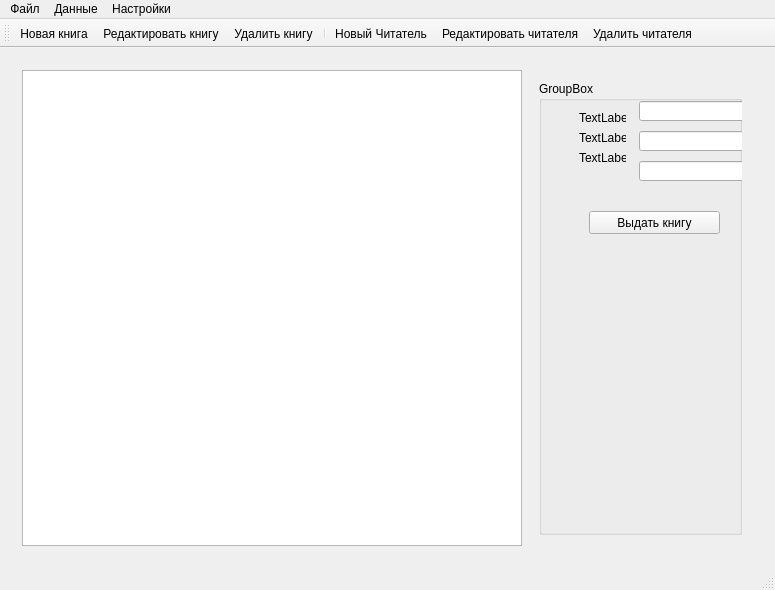
Above: mainwindow.ui from LadyzRoman/LibraryManagementApp before the change. Below: the same form after it.
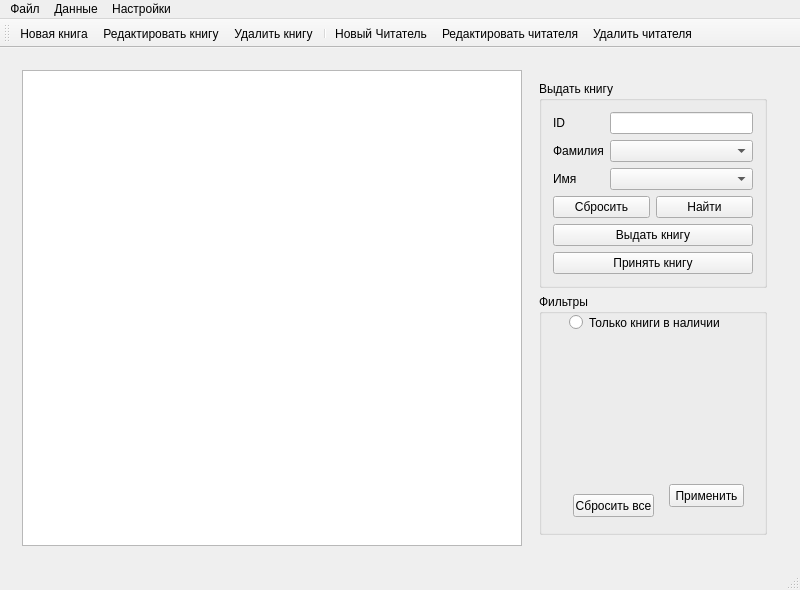
That is the form after the change. The open tabs and pages were chosen to show the change.

```diff
--- a/mainwindow.ui
+++ b/mainwindow.ui
@@ -6,10 +6,16 @@
    <rect>
     <x>0</x>
     <y>0</y>
-    <width>775</width>
+    <width>800</width>
     <height>584</height>
    </rect>
   </property>
+  <property name="minimumSize">
+   <size>
+    <width>800</width>
+    <height>0</height>
+   </size>
+  </property>
   <property name="windowTitle">
    <string>MainWindow</string>
   </property>
@@ -269,11 +275,11 @@
            <number>1</number>
           </property>
           <widget class="QWidget" name="bookInfo">
-           <layout class="QHBoxLayout" name="horizontalLayout_2">
+           <layout class="QVBoxLayout" name="verticalLayout_2">
             <item>
              <widget class="QGroupBox" name="groupBox_2">
               <property name="sizePolicy">
-               <sizepolicy hsizetype="MinimumExpanding" vsizetype="MinimumExpanding">
+               <sizepolicy hsizetype="MinimumExpanding" vsizetype="Minimum">
                 <horstretch>0</horstretch>
                 <verstretch>0</verstretch>
                </sizepolicy>
@@ -291,89 +297,123 @@
                </size>
               </property>
               <property name="title">
-               <string>GroupBox</string>
+               <string>Выдать книгу</string>
               </property>
-              <widget class="QPushButton" name="reload">
+              <layout class="QGridLayout" name="gridLayout_4">
+               <item row="0" column="0">
+                <widget class="QLabel" name="label_3">
+                 <property name="text">
+                  <string>ID</string>
+                 </property>
+                </widget>
+               </item>
+               <item row="1" column="0">
+                <widget class="QLabel" name="label_2">
+                 <property name="text">
+                  <string>Фамилия</string>
+                 </property>
+                </widget>
+               </item>
+               <item row="0" column="1">
+                <widget class="QLineEdit" name="idLine"/>
+               </item>
+               <item row="2" column="0">
+                <widget class="QLabel" name="Label">
+                 <property name="text">
+                  <string>Имя</string>
+                 </property>
+                </widget>
+               </item>
+               <item row="1" column="1">
+                <widget class="QComboBox" name="lastNameCombo"/>
+               </item>
+               <item row="2" column="1">
+                <widget class="QComboBox" name="firstNameCombo"/>
+               </item>
+               <item row="3" column="0" colspan="2">
+                <layout class="QHBoxLayout" name="horizontalLayout_2">
+                 <item>
+                  <widget class="QPushButton" name="resetButton">
+                   <property name="text">
+                    <string>Сбросить</string>
+                   </property>
+                  </widget>
+                 </item>
+                 <item>
+                  <widget class="QPushButton" name="findButton">
+                   <property name="text">
+                    <string>Найти</string>
+                   </property>
+                  </widget>
+                 </item>
+                </layout>
+               </item>
+               <item row="4" column="0" colspan="2">
+                <widget class="QPushButton" name="borrowButton">
+                 <property name="text">
+                  <string>Выдать книгу</string>
+                 </property>
+                </widget>
+               </item>
+               <item row="5" column="0" colspan="2">
+                <widget class="QPushButton" name="returnButton">
+                 <property name="text">
+                  <string>Принять книгу</string>
+                 </property>
+                </widget>
+               </item>
+              </layout>
+             </widget>
+            </item>
+            <item>
+             <widget class="QGroupBox" name="groupBox_4">
+              <property name="sizePolicy">
+               <sizepolicy hsizetype="Preferred" vsizetype="MinimumExpanding">
+                <horstretch>0</horstretch>
+                <verstretch>0</verstretch>
+               </sizepolicy>
+              </property>
+              <property name="title">
+               <string>Фильтры</string>
+              </property>
+              <widget class="QPushButton" name="pushButton_3">
                <property name="geometry">
                 <rect>
-                 <x>50</x>
-                 <y>130</y>
-                 <width>131</width>
+                 <x>130</x>
+                 <y>190</y>
+                 <width>75</width>
                  <height>23</height>
                 </rect>
                </property>
                <property name="text">
-                <string>Выдать книгу</string>
+                <string>Применить</string>
                </property>
               </widget>
-              <widget class="QLabel" name="label_2">
+              <widget class="QRadioButton" name="radioButton">
                <property name="geometry">
                 <rect>
-                 <x>40</x>
-                 <y>30</y>
-                 <width>47</width>
-                 <height>13</height>
-                </rect>
-               </property>
-               <property name="text">
-                <string>TextLabel</string>
-               </property>
-              </widget>
-              <widget class="QLabel" name="label_3">
-               <property name="geometry">
-                <rect>
-                 <x>40</x>
-                 <y>50</y>
-                 <width>47</width>
-                 <height>13</height>
-                </rect>
-               </property>
-               <property name="text">
-                <string>TextLabel</string>
-               </property>
-              </widget>
-              <widget class="QLabel" name="label_4">
-               <property name="geometry">
-                <rect>
-                 <x>40</x>
-                 <y>70</y>
-                 <width>47</width>
-                 <height>13</height>
-                </rect>
-               </property>
-               <property name="text">
-                <string>TextLabel</string>
-               </property>
-              </widget>
-              <widget class="QLineEdit" name="lineEdit">
-               <property name="geometry">
-                <rect>
-                 <x>100</x>
+                 <x>30</x>
                  <y>20</y>
-                 <width>113</width>
-                 <height>20</height>
+                 <width>151</width>
+                 <height>17</height>
                 </rect>
                </property>
-              </widget>
-              <widget class="QLineEdit" name="lineEdit_2">
-               <property name="geometry">
-                <rect>
-                 <x>100</x>
-                 <y>50</y>
-                 <width>113</width>
-                 <height>20</height>
-                </rect>
+               <property name="text">
+                <string>Только книги в наличии</string>
                </property>
               </widget>
-              <widget class="QLineEdit" name="lineEdit_3">
+              <widget class="QPushButton" name="pushButton_4">
                <property name="geometry">
                 <rect>
-                 <x>100</x>
-                 <y>80</y>
-                 <width>113</width>
-                 <height>20</height>
+                 <x>34</x>
+                 <y>200</y>
+                 <width>81</width>
+                 <height>23</height>
                 </rect>
                </property>
+               <property name="text">
+                <string>Сбросить все</string>
+               </property>
               </widget>
              </widget>
             </item>
@@ -495,7 +535,193 @@
        </layout>
       </widget>
       <widget class="QWidget" name="readerPage">
-       <layout class="QGridLayout" name="gridLayout_3"/>
+       <layout class="QVBoxLayout" name="verticalLayout_5">
+        <item>
+         <layout class="QFormLayout" name="formLayout">
+          <item row="0" column="0">
+           <widget class="QPushButton" name="backButton">
+            <property name="text">
+             <string>Назад</string>
+            </property>
+           </widget>
+          </item>
+          <item row="2" column="0">
+           <widget class="QLabel" name="label_5">
+            <property name="font">
+             <font>
+              <pointsize>12</pointsize>
+             </font>
+            </property>
+            <property name="text">
+             <string>Фамилия</string>
+            </property>
+           </widget>
+          </item>
+          <item row="2" column="1">
+           <widget class="QLineEdit" name="lastNameReaderInfo">
+            <property name="font">
+             <font>
+              <pointsize>12</pointsize>
+             </font>
+            </property>
+            <property name="readOnly">
+             <bool>true</bool>
+            </property>
+            <property name="clearButtonEnabled">
+             <bool>false</bool>
+            </property>
+           </widget>
+          </item>
+          <item row="3" column="0">
+           <widget class="QLabel" name="label_4">
+            <property name="font">
+             <font>
+              <pointsize>12</pointsize>
+             </font>
+            </property>
+            <property name="text">
+             <string>Имя</string>
+            </property>
+           </widget>
+          </item>
+          <item row="3" column="1">
+           <widget class="QLineEdit" name="firstNameReaderInfo">
+            <property name="font">
+             <font>
+              <pointsize>12</pointsize>
+             </font>
+            </property>
+            <property name="frame">
+             <bool>true</bool>
+            </property>
+            <property name="readOnly">
+             <bool>true</bool>
+            </property>
+           </widget>
+          </item>
+          <item row="1" column="0">
+           <widget class="QLabel" name="label_6">
+            <property name="font">
+             <font>
+              <pointsize>12</pointsize>
+             </font>
+            </property>
+            <property name="text">
+             <string>ID</string>
+            </property>
+           </widget>
+          </item>
+          <item row="1" column="1">
+           <widget class="QLineEdit" name="idReaderInfo">
+            <property name="font">
+             <font>
+              <pointsize>12</pointsize>
+             </font>
+            </property>
+            <property name="text">
+             <string/>
+            </property>
+            <property name="readOnly">
+             <bool>true</bool>
+            </property>
+           </widget>
+          </item>
+         </layout>
+        </item>
+        <item>
+         <widget class="QTabWidget" name="readerTabs">
+          <property name="tabPosition">
+           <enum>QTabWidget::North</enum>
+          </property>
+          <property name="tabShape">
+           <enum>QTabWidget::Rounded</enum>
+          </property>
+          <property name="currentIndex">
+           <number>1</number>
+          </property>
+          <property name="elideMode">
+           <enum>Qt::ElideLeft</enum>
+          </property>
+          <property name="documentMode">
+           <bool>false</bool>
+          </property>
+          <property name="tabsClosable">
+           <bool>false</bool>
+          </property>
+          <property name="movable">
+           <bool>false</bool>
+          </property>
+          <property name="tabBarAutoHide">
+           <bool>true</bool>
+          </property>
+          <widget class="QWidget" name="tab">
+           <attribute name="title">
+            <string>Информация о книгах</string>
+           </attribute>
+           <layout class="QHBoxLayout" name="horizontalLayout_3">
+            <item>
+             <widget class="QTableView" name="readerBookInfoTable"/>
+            </item>
+            <item>
+             <layout class="QVBoxLayout" name="verticalLayout_6">
+              <item>
+               <widget class="QPushButton" name="readerInfoBorrowBookButton">
+                <property name="text">
+                 <string>Выдать книги</string>
+                </property>
+               </widget>
+              </item>
+              <item>
+               <widget class="QPushButton" name="returnButtonReaderInfo">
+                <property name="text">
+                 <string>Сдать книгу</string>
+                </property>
+               </widget>
+              </item>
+              <item>
+               <widget class="QCheckBox" name="outdatedOnly">
+                <property name="text">
+                 <string>Только просроченные книги</string>
+                </property>
+               </widget>
+              </item>
+              <item>
+               <spacer name="verticalSpacer_5">
+                <property name="orientation">
+                 <enum>Qt::Vertical</enum>
+                </property>
+                <property name="sizeHint" stdset="0">
+                 <size>
+                  <width>20</width>
+                  <height>40</height>
+                 </size>
+                </property>
+               </spacer>
+              </item>
+             </layout>
+            </item>
+           </layout>
+          </widget>
+          <widget class="QWidget" name="tab_2">
+           <attribute name="title">
+            <string>Статистика читателя</string>
+           </attribute>
+           <layout class="QVBoxLayout" name="verticalLayout_7">
+            <item>
+             <widget class="QTableView" name="readerStatInfoTable"/>
+            </item>
+            <item>
+             <widget class="QPushButton" name="clearReaderStatButton">
+              <property name="text">
+               <string>Очистить статистику</string>
+              </property>
+             </widget>
+            </item>
+           </layout>
+          </widget>
+         </widget>
+        </item>
+       </layout>
       </widget>
      </widget>
     </item>
@@ -507,7 +733,7 @@
     <rect>
      <x>0</x>
      <y>0</y>
-     <width>775</width>
+     <width>800</width>
      <height>21</height>
     </rect>
    </property>
```
Left out of the diff: 182 changed lines with no effect on the pictures.
